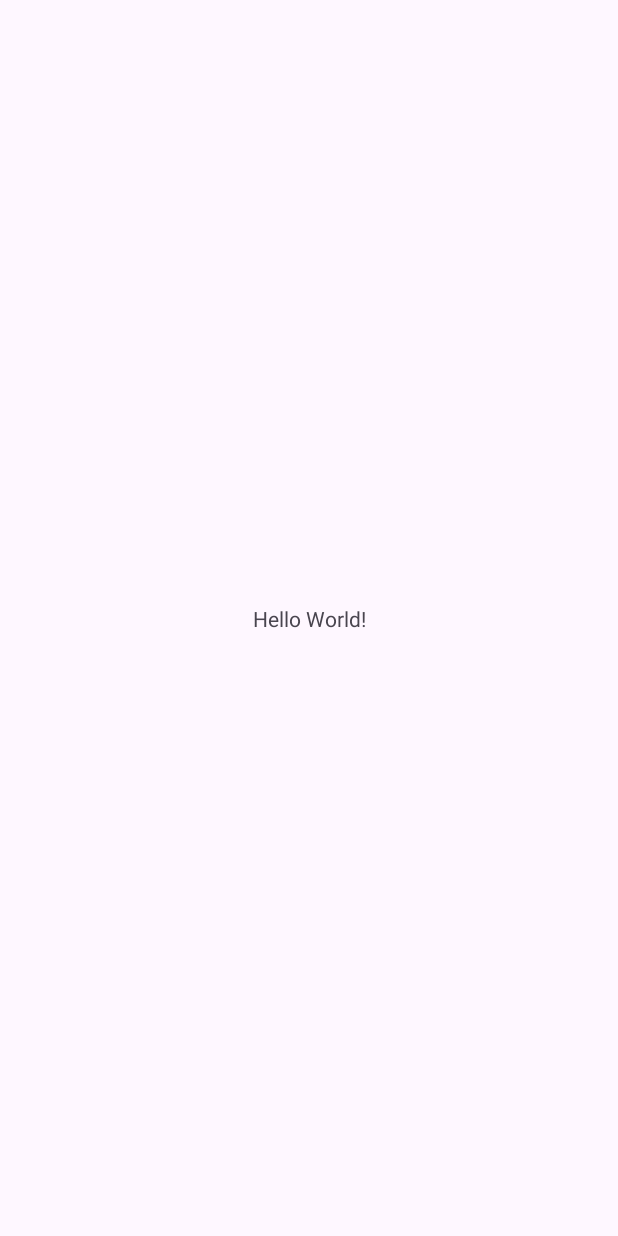
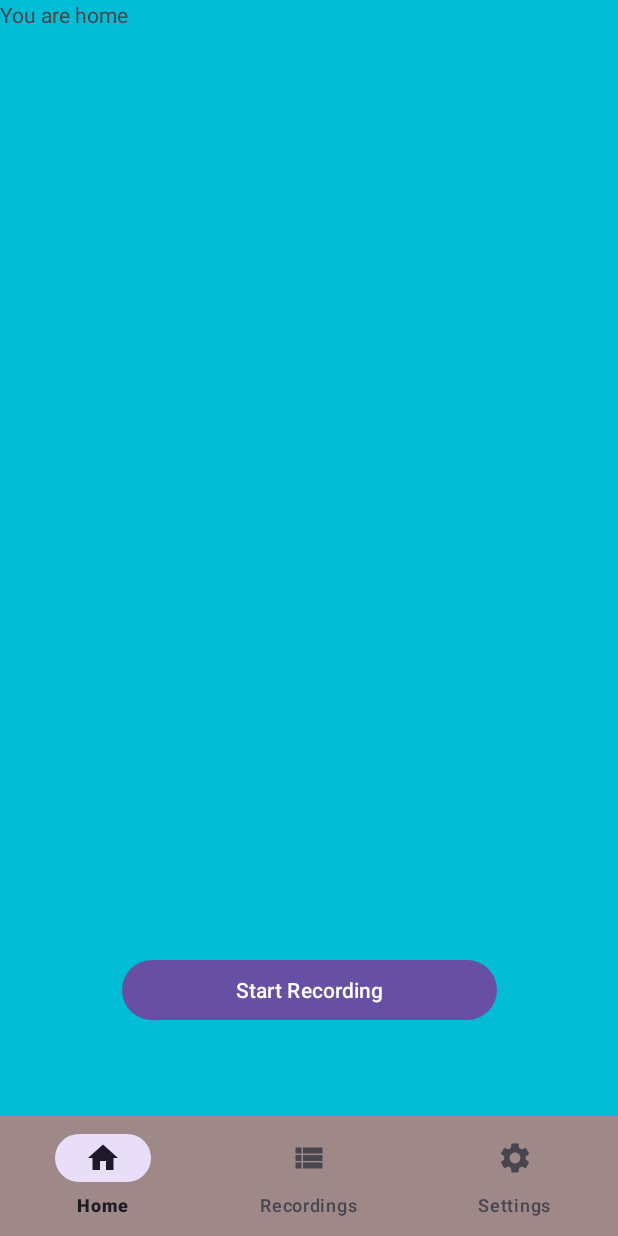
Before and after one commit to Glinary/GeomotionMini, an Android app: the screen it shows after launch (MainActivity), on a phone screen of 412 x 824 dp. Before the commit the screen is almost empty. Run offline under Robolectric (Android 15) with nearby library versions, the phone set to English and light mode, and no system bars.

```diff
--- a/app/build.gradle.kts
+++ b/app/build.gradle.kts
@@ -25,6 +25,11 @@ android {
             )
         }
     }
+
+    buildFeatures {
+        viewBinding = true
+    }
+
     compileOptions {
         sourceCompatibility = JavaVersion.VERSION_1_8
         targetCompatibility = JavaVersion.VERSION_1_8
--- /dev/null
+++ b/app/src/main/java/com/mobdeve/s11/mco3/mco3javaversion/HomeFragment.java
@@ -0,0 +1,87 @@
+package com.mobdeve.s11.mco3.mco3javaversion;
+
+import android.os.Bundle;
+
+import androidx.fragment.app.Fragment;
+
+import android.view.LayoutInflater;
+import android.view.View;
+import android.view.ViewGroup;
+import android.widget.Button;
+
+import java.text.SimpleDateFormat;
+import java.util.Date;
+
+/**
+ * A simple {@link Fragment} subclass.
+ * Use the {@link HomeFragment#newInstance} factory method to
+ * create an instance of this fragment.
+ */
+public class HomeFragment extends Fragment {
+
+    Button recordingButton;
+
+    // TODO: Rename parameter arguments, choose names that match
+    // the fragment initialization parameters, e.g. ARG_ITEM_NUMBER
+    private static final String ARG_PARAM1 = "param1";
+    private static final String ARG_PARAM2 = "param2";
+
+    // TODO: Rename and change types of parameters
+    private String mParam1;
+    private String mParam2;
+
+    public HomeFragment() {
+        // Required empty public constructor
+    }
+
+    /**
+     * Use this factory method to create a new instance of
+     * this fragment using the provided parameters.
+     *
+     * @param param1 Parameter 1.
+     * @param param2 Parameter 2.
+     * @return A new instance of fragment HomeFragment.
+     */
+    // TODO: Rename and change types and number of parameters
+    public static HomeFragment newInstance(String param1, String param2) {
+        HomeFragment fragment = new HomeFragment();
+        Bundle args = new Bundle();
+        args.putString(ARG_PARAM1, param1);
+        args.putString(ARG_PARAM2, param2);
+        fragment.setArguments(args);
+        return fragment;
+    }
+
+    @Override
+    public void onCreate(Bundle savedInstanceState) {
+        super.onCreate(savedInstanceState);
+        if (getArguments() != null) {
+            mParam1 = getArguments().getString(ARG_PARAM1);
+            mParam2 = getArguments().getString(ARG_PARAM2);
+        }
+    }
+
+    @Override
+    public View onCreateView(LayoutInflater inflater, ViewGroup container,
+                             Bundle savedInstanceState) {
+        // Inflate the layout for this fragment
+        View view = inflater.inflate(R.layout.fragment_home, container, false);
+
+        recordingButton = view.findViewById(R.id.recordingButton);
+        recordingButton.setOnClickListener(new View.OnClickListener() {
+            @Override
+            public void onClick(View view) {
+                SimpleDateFormat formatter1 = new SimpleDateFormat("yyyy-MM-dd");
+                SimpleDateFormat formatter2 = new SimpleDateFormat("HH:mm:ss");
+                Date date = new Date();
+                String currentDate = formatter1.format(date);
+                String currentTimestamp = formatter2.format(date);
+
+                MyDatabaseHelper myDB = new MyDatabaseHelper(requireContext());
+                myDB.addRecording(currentDate, currentTimestamp);
+            }
+        });
+
+        return view;
+    }
+}
--- a/app/src/main/java/com/mobdeve/s11/mco3/mco3javaversion/MainActivity.java
+++ b/app/src/main/java/com/mobdeve/s11/mco3/mco3javaversion/MainActivity.java
@@ -1,24 +1,65 @@
 package com.mobdeve.s11.mco3.mco3javaversion;
 
+import android.annotation.SuppressLint;
 import android.os.Bundle;
+import android.view.View;
+import android.widget.Button;
 
 import androidx.activity.EdgeToEdge;
 import androidx.appcompat.app.AppCompatActivity;
-import androidx.core.graphics.Insets;
-import androidx.core.view.ViewCompat;
-import androidx.core.view.WindowInsetsCompat;
+import androidx.fragment.app.Fragment;
+import androidx.fragment.app.FragmentManager;
+import androidx.fragment.app.FragmentTransaction;
+//import androidx.core.graphics.Insets;
+//import androidx.core.view.ViewCompat;
+//import androidx.core.view.WindowInsetsCompat;
+
+import com.mobdeve.s11.mco3.mco3javaversion.databinding.ActivityMainBinding;
+
+import java.text.SimpleDateFormat;
+import java.util.Date;
 
 public class MainActivity extends AppCompatActivity {
+
+    ActivityMainBinding binding;
+
+
 
     @Override
     protected void onCreate(Bundle savedInstanceState) {
         super.onCreate(savedInstanceState);
-        EdgeToEdge.enable(this);
-        setContentView(R.layout.activity_main);
-        ViewCompat.setOnApplyWindowInsetsListener(findViewById(R.id.main), (v, insets) -> {
-            Insets systemBars = insets.getInsets(WindowInsetsCompat.Type.systemBars());
-            v.setPadding(systemBars.left, systemBars.top, systemBars.right, systemBars.bottom);
-            return insets;
+//        EdgeToEdge.enable(this);
+        binding = ActivityMainBinding.inflate(getLayoutInflater());
+        setContentView(binding.getRoot());
+//        ViewCompat.setOnApplyWindowInsetsListener(findViewById(R.id.main), (v, insets) -> {
+//            Insets systemBars = insets.getInsets(WindowInsetsCompat.Type.systemBars());
+//            v.setPadding(systemBars.left, systemBars.top, systemBars.right, systemBars.bottom);
+//            return insets;
+//        });
+        replaceFragment(new HomeFragment());
+
+
+
+        binding.bottomNavigationView.setOnItemSelectedListener(item -> {
+
+            if (item.getItemId() == R.id.mn_home) {
+                replaceFragment(new HomeFragment());
+            } else if (item.getItemId() == R.id.mn_recordings) {
+                replaceFragment(new RecordingsFragment());
+            } else if (item.getItemId() == R.id.mn_settings) {
+                replaceFragment(new SettingsFragment());
+            }
+
+            return true;
         });
+
+
+    }
+
+    private void replaceFragment(Fragment fragment) {
+        FragmentManager fragmentManager = getSupportFragmentManager();
+        FragmentTransaction fragmentTransaction = fragmentManager.beginTransaction();
+        fragmentTransaction.replace(R.id.mainConstraintLayout, fragment);
+        fragmentTransaction.commit();
     }
 }
--- /dev/null
+++ b/app/src/main/res/drawable/baseline_home_24.xml
@@ -0,0 +1,5 @@
+<vector xmlns:android="http://schemas.android.com/apk/res/android" android:height="24dp" android:tint="#000000" android:viewportHeight="24" android:viewportWidth="24" android:width="24dp">
+
+    <path android:fillColor="@android:color/white" android:pathData="M10,20v-6h4v6h5v-8h3L12,3 2,12h3v8z"/>
+
+</vector>
--- /dev/null
+++ b/app/src/main/res/drawable/baseline_settings_24.xml
@@ -0,0 +1,5 @@
+<vector xmlns:android="http://schemas.android.com/apk/res/android" android:height="24dp" android:tint="#000000" android:viewportHeight="24" android:viewportWidth="24" android:width="24dp">
+
+    <path android:fillColor="@android:color/white" android:pathData="M19.14,12.94c0.04,-0.3 0.06,-0.61 0.06,-0.94c0,-0.32 -0.02,-0.64 -0.07,-0.94l2.03,-1.58c0.18,-0.14 0.23,-0.41 0.12,-0.61l-1.92,-3.32c-0.12,-0.22 -0.37,-0.29 -0.59,-0.22l-2.39,0.96c-0.5,-0.38 -1.03,-0.7 -1.62,-0.94L14.4,2.81c-0.04,-0.24 -0.24,-0.41 -0.48,-0.41h-3.84c-0.24,0 -0.43,0.17 -0.47,0.41L9.25,5.35C8.66,5.59 8.12,5.92 7.63,6.29L5.24,5.33c-0.22,-0.08 -0.47,0 -0.59,0.22L2.74,8.87C2.62,9.08 2.66,9.34 2.86,9.48l2.03,1.58C4.84,11.36 4.8,11.69 4.8,12s0.02,0.64 0.07,0.94l-2.03,1.58c-0.18,0.14 -0.23,0.41 -0.12,0.61l1.92,3.32c0.12,0.22 0.37,0.29 0.59,0.22l2.39,-0.96c0.5,0.38 1.03,0.7 1.62,0.94l0.36,2.54c0.05,0.24 0.24,0.41 0.48,0.41h3.84c0.24,0 0.44,-0.17 0.47,-0.41l0.36,-2.54c0.59,-0.24 1.13,-0.56 1.62,-0.94l2.39,0.96c0.22,0.08 0.47,0 0.59,-0.22l1.92,-3.32c0.12,-0.22 0.07,-0.47 -0.12,-0.61L19.14,12.94zM12,15.6c-1.98,0 -3.6,-1.62 -3.6,-3.6s1.62,-3.6 3.6,-3.6s3.6,1.62 3.6,3.6S13.98,15.6 12,15.6z"/>
+
+</vector>
--- /dev/null
+++ b/app/src/main/res/drawable/baseline_view_list_24.xml
@@ -0,0 +1,5 @@
+<vector xmlns:android="http://schemas.android.com/apk/res/android" android:autoMirrored="true" android:height="24dp" android:tint="#000000" android:viewportHeight="24" android:viewportWidth="24" android:width="24dp">
+
+    <path android:fillColor="@android:color/white" android:pathData="M3,14h4v-4H3V14zM3,19h4v-4H3V19zM3,9h4V5H3V9zM8,14h13v-4H8V14zM8,19h13v-4H8V19zM8,5v4h13V5H8z"/>
+
+</vector>
--- a/app/src/main/res/layout/activity_main.xml
+++ b/app/src/main/res/layout/activity_main.xml
@@ -7,13 +7,24 @@
     android:layout_height="match_parent"
     tools:context=".MainActivity">
 
-    <TextView
-        android:layout_width="wrap_content"
+    <androidx.constraintlayout.widget.ConstraintLayout
+        android:id="@+id/mainConstraintLayout"
+        android:layout_width="match_parent"
+        android:layout_height="match_parent"
+        android:background="#00BCD4"
+        app:layout_constraintBottom_toTopOf="@+id/bottomNavigationView"
+        app:layout_constraintStart_toStartOf="parent">
+
+    </androidx.constraintlayout.widget.ConstraintLayout>
+
+    <com.google.android.material.bottomnavigation.BottomNavigationView
+        android:id="@+id/bottomNavigationView"
+        android:layout_width="match_parent"
         android:layout_height="wrap_content"
-        android:text="Hello World!"
+        android:background="#9E8888"
         app:layout_constraintBottom_toBottomOf="parent"
         app:layout_constraintEnd_toEndOf="parent"
         app:layout_constraintStart_toStartOf="parent"
-        app:layout_constraintTop_toTopOf="parent" />
+        app:menu="@menu/btn_nav_menu"/>
 
 </androidx.constraintlayout.widget.ConstraintLayout>
--- /dev/null
+++ b/app/src/main/res/layout/fragment_home.xml
@@ -0,0 +1,34 @@
+<?xml version="1.0" encoding="utf-8"?>
+<FrameLayout xmlns:android="http://schemas.android.com/apk/res/android"
+    xmlns:app="http://schemas.android.com/apk/res-auto"
+    xmlns:tools="http://schemas.android.com/tools"
+    android:id="@+id/fragment_home"
+    android:layout_width="match_parent"
+    android:layout_height="match_parent"
+    tools:context=".HomeFragment">
+
+    <!-- TODO: Update blank fragment layout -->
+    <androidx.constraintlayout.widget.ConstraintLayout
+        android:layout_width="match_parent"
+        android:layout_height="match_parent">
+
+        <Button
+            android:id="@+id/recordingButton"
+            android:layout_width="250dp"
+            android:layout_height="wrap_content"
+            android:layout_marginStart="30dp"
+            android:layout_marginEnd="30dp"
+            android:layout_marginBottom="140dp"
+            android:text="Start Recording"
+            android:textColorLink="#FFFFFF"
+            app:layout_constraintBottom_toBottomOf="parent"
+            app:layout_constraintEnd_toEndOf="parent"
+            app:layout_constraintStart_toStartOf="parent" />
+    </androidx.constraintlayout.widget.ConstraintLayout>
+
+    <TextView
+        android:layout_width="match_parent"
+        android:layout_height="match_parent"
+        android:text="You are home" />
+
+</FrameLayout>
--- /dev/null
+++ b/app/src/main/res/menu/btn_nav_menu.xml
@@ -0,0 +1,16 @@
+<?xml version="1.0" encoding="utf-8"?>
+<menu xmlns:android="http://schemas.android.com/apk/res/android">
+
+    <item
+        android:id="@+id/mn_home"
+        android:icon="@drawable/baseline_home_24"
+        android:title="Home" />
+    <item
+        android:id="@+id/mn_recordings"
+        android:icon="@drawable/baseline_view_list_24"
+        android:title="Recordings" />
+    <item
+        android:id="@+id/mn_settings"
+        android:icon="@drawable/baseline_settings_24"
+        android:title="Settings" />
+</menu>
--- a/app/src/main/res/values/strings.xml
+++ b/app/src/main/res/values/strings.xml
@@ -1,3 +1,5 @@
 <resources>
     <string name="app_name">MCO3 Java Version</string>
+    <!-- TODO: Remove or change this placeholder text -->
+    <string name="hello_blank_fragment">Hello blank fragment</string>
 </resources>
```
Also changed, not shown: app/src/main/java/com/mobdeve/s11/mco3/mco3javaversion/MyDatabaseHelper.java (added, +68 -0 lines), app/src/main/java/com/mobdeve/s11/mco3/mco3javaversion/RecordingCustomAdapter.java (added, +55 -0 lines), app/src/main/java/com/mobdeve/s11/mco3/mco3javaversion/RecordingModel.java (added, +19 -0 lines), app/src/main/java/com/mobdeve/s11/mco3/mco3javaversion/RecordingsFragment.java (added, +100 -0 lines), app/src/main/java/com/mobdeve/s11/mco3/mco3javaversion/SettingsFragment.java (added, +64 -0 lines), app/src/main/res/layout/fragment_recordings.xml (added, +16 -0 lines), app/src/main/res/layout/fragment_settings.xml (added, +15 -0 lines), app/src/main/res/layout/recording_list_item.xml (added, +44 -0 lines).
